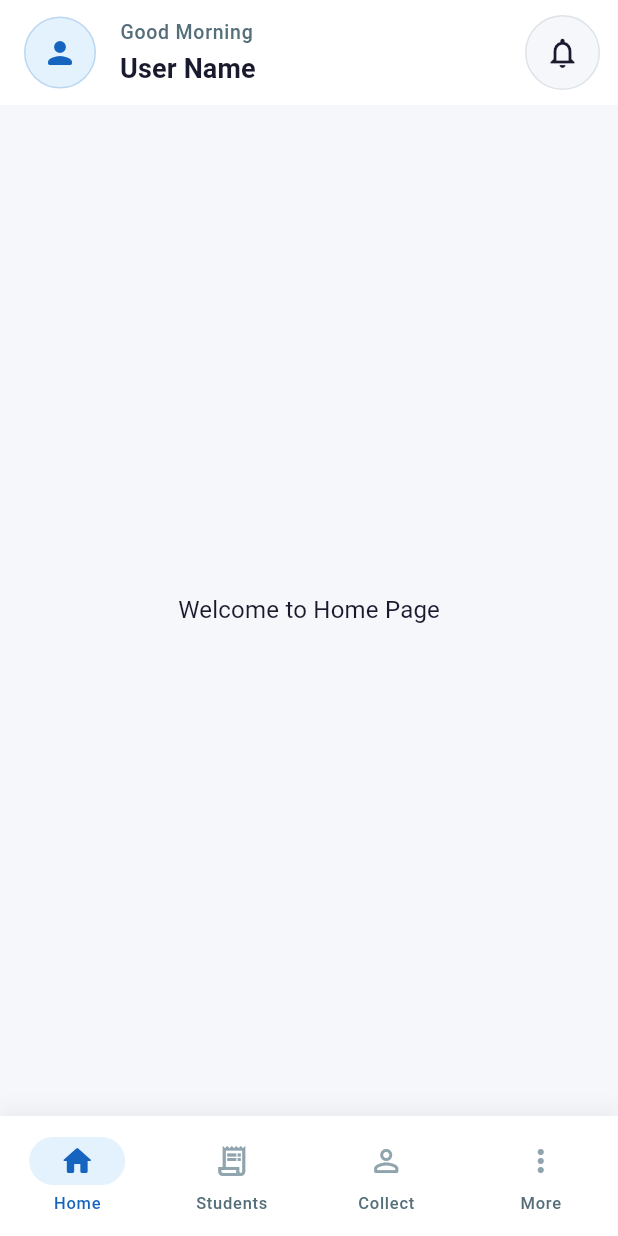
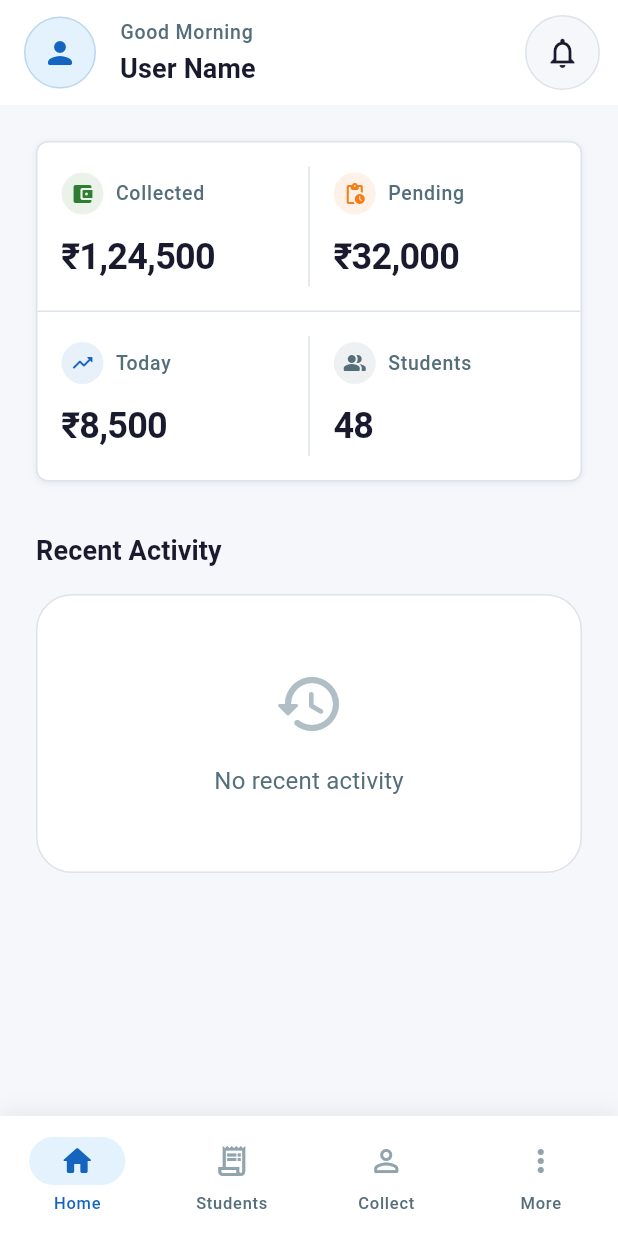
Before and after one commit to Pritam960/climax, a Flutter app: the HomePage screen opened by its route, on a phone screen of 412 x 824 dp. Run offline on Flutter 3.47's test engine with Material 3 defaults, Android fonts, the phone set to English and light mode, and no system bars; our stand-ins replace flutter_riverpod, go_router.

Commit message:
Naya feature add kiya

```diff
--- a/lib/features/home/page/home_page.dart
+++ b/lib/features/home/page/home_page.dart
@@ -1,4 +1,5 @@
 import 'package:flutter/material.dart';
+
 import '../../../../core/themes/themes.dart';
 import '../../../../shared/widgets/widgets.dart';
 
@@ -17,12 +18,177 @@ class HomePage extends StatelessWidget {
           // TODO: Handle notification tap
         },
       ),
-      body: Center(
-        child: Text(
-          'Welcome to Home Page',
-          style: AppTextStyles.bodyLarge,
+      body: SafeArea(
+        child: SingleChildScrollView(
+          padding: const EdgeInsets.all(24.0),
+          child: Column(
+            crossAxisAlignment: CrossAxisAlignment.start,
+            children: [
+              _buildDashboardStats(),
+              const SizedBox(height: 32),
+              // You can add more sections here below the dashboard
+              Text(
+                'Recent Activity',
+                style: AppTextStyles.titleMedium.copyWith(
+                  fontWeight: FontWeight.bold,
+                ),
+              ),
+              const SizedBox(height: 16),
+              // Dummy empty state for recent activity
+              Container(
+                width: double.infinity,
+                padding: const EdgeInsets.symmetric(vertical: 48),
+                decoration: BoxDecoration(
+                  color: AppColors.surface,
+                  borderRadius: BorderRadius.circular(24),
+                  border: Border.all(color: AppColors.border),
+                ),
+                child: Column(
+                  children: [
+                    Icon(
+                      Icons.history_rounded,
+                      size: 48,
+                      color: AppColors.textDisabled,
+                    ),
+                    const SizedBox(height: 16),
+                    Text(
+                      'No recent activity',
+                      style: AppTextStyles.bodyLarge.copyWith(
+                        color: AppColors.textSecondary,
+                      ),
+                    ),
+                  ],
+                ),
+              ),
+            ],
+          ),
         ),
       ),
     );
   }
+
+  Widget _buildDashboardStats() {
+    return Container(
+      decoration: BoxDecoration(
+        color: const Color.fromARGB(255, 255, 255, 255),
+        borderRadius: BorderRadius.circular(8),
+        boxShadow: AppShadows.sm,
+
+        border: Border.all(color: AppColors.border),
+      ),
+      child: Column(
+        children: [
+          // Top Row: Collected & Pending
+          Row(
+            children: [
+              Expanded(
+                child: _buildStatItem(
+                  title: 'Collected',
+                  value: '₹1,24,500',
+                  icon: Icons.account_balance_wallet_rounded,
+                  iconColor: AppColors.success,
+                  isTopLeft: true,
+                ),
+              ),
+              Container(width: 1, height: 80, color: AppColors.border),
+              Expanded(
+                child: _buildStatItem(
+                  title: 'Pending',
+                  value: '₹32,000',
+                  icon: Icons.pending_actions_rounded,
+                  iconColor: AppColors.warning,
+                  isTopRight: true,
+                ),
+              ),
+            ],
+          ),
+          // Divider
+          Divider(height: 1, thickness: 1, color: AppColors.border),
+          // Bottom Row: Today & Students
+          Row(
+            children: [
+              Expanded(
+                child: _buildStatItem(
+                  title: 'Today',
+                  value: '₹8,500',
+                  icon: Icons.trending_up_rounded,
+                  iconColor: AppColors.primary,
+                  isBottomLeft: true,
+                ),
+              ),
+              Container(width: 1, height: 80, color: AppColors.border),
+              Expanded(
+                child: _buildStatItem(
+                  title: 'Students',
+                  value: '48',
+                  icon: Icons.people_alt_rounded,
+                  iconColor: AppColors.textSecondary,
+                  isBottomRight: true,
+                ),
+              ),
+            ],
+          ),
+        ],
+      ),
+    );
+  }
+
+  Widget _buildStatItem({
+    required String title,
+    required String value,
+    required IconData icon,
+    required Color iconColor,
+    bool isTopLeft = false,
+    bool isTopRight = false,
+    bool isBottomLeft = false,
+    bool isBottomRight = false,
+  }) {
+    return Container(
+      padding: const EdgeInsets.symmetric(vertical: 20, horizontal: 16),
+      decoration: BoxDecoration(
+        color: Colors.transparent,
+        borderRadius: BorderRadius.only(
+          topLeft: Radius.circular(isTopLeft ? 24 : 0),
+          topRight: Radius.circular(isTopRight ? 24 : 0),
+          bottomLeft: Radius.circular(isBottomLeft ? 24 : 0),
+          bottomRight: Radius.circular(isBottomRight ? 24 : 0),
+        ),
+      ),
+      child: Column(
+        crossAxisAlignment: CrossAxisAlignment.start,
+        mainAxisAlignment: MainAxisAlignment.center,
+        children: [
+          Row(
+            children: [
+              Container(
+                padding: const EdgeInsets.all(6),
+                decoration: BoxDecoration(
+                  color: iconColor.withValues(alpha: 0.1),
+                  shape: BoxShape.circle,
+                ),
+                child: Icon(icon, size: 16, color: iconColor),
+              ),
+              const SizedBox(width: 8),
+              Text(
+                title,
+                style: AppTextStyles.labelMedium.copyWith(
+                  color: AppColors.textSecondary,
+                  fontWeight: FontWeight.w500,
+                ),
+              ),
+            ],
+          ),
+          const SizedBox(height: 12),
+          Text(
+            value,
+            style: AppTextStyles.headlineSmall.copyWith(
+              fontWeight: FontWeight.bold,
+              color: AppColors.textPrimary,
+              letterSpacing: -0.5,
+            ),
+          ),
+        ],
+      ),
+    );
+  }
 }
```
